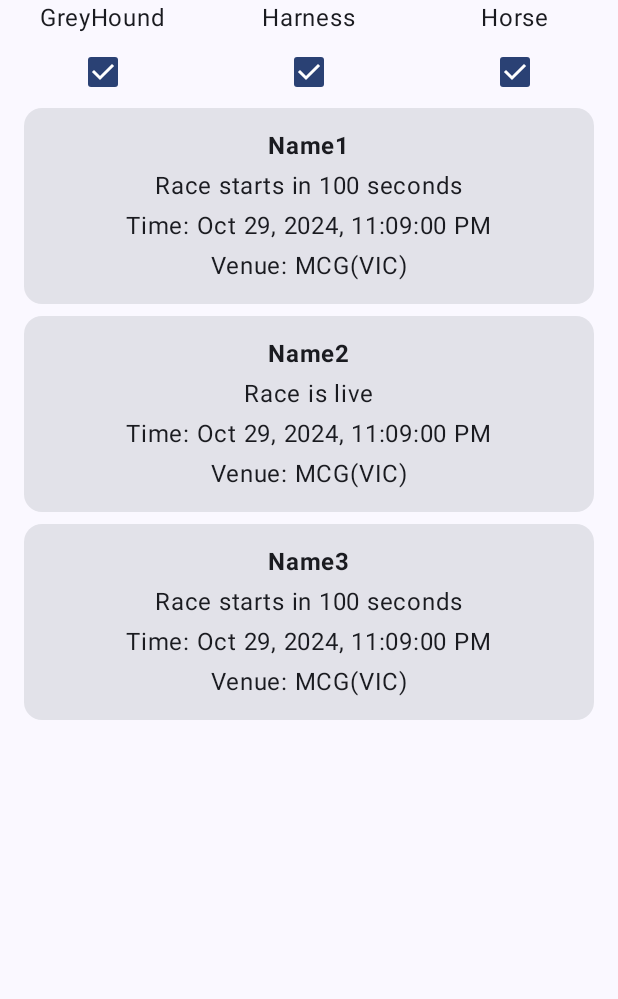
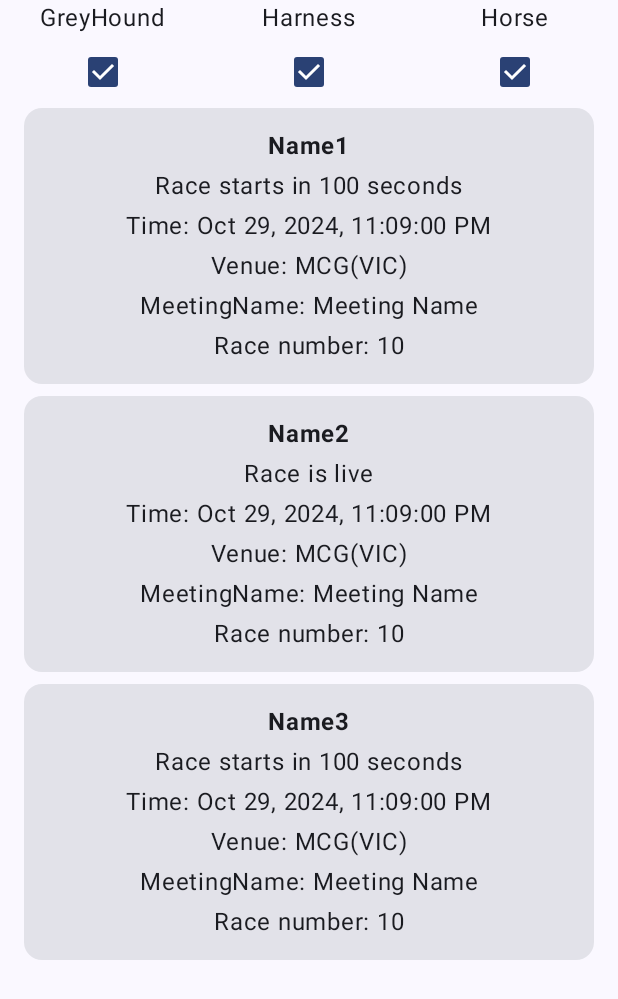
Before and after one commit to hassan5585/Entain, an Android app built with Jetpack Compose: the @Preview function SuccessStatePreview, on a phone screen of 412 x 824 dp. Shown: the top 999 px of the screen. Run offline under Robolectric (Android 15) with nearby library versions, the phone set to English and light mode, and no system bars; our stand-ins replace Dagger/Hilt's generated code.

Commit message:
Made some final touchups to the project (#1)

```diff
--- a/feature/race/ui/src/main/java/tech/mujtaba/entain/feature/race/ui/upcoming/RaceScreen.kt
+++ b/feature/race/ui/src/main/java/tech/mujtaba/entain/feature/race/ui/upcoming/RaceScreen.kt
@@ -141,6 +141,14 @@ private fun RaceSummaryCell(summary: RaceUiSummary) {
                 text = stringResource(id = R.string.card_start_venue, summary.venueName, summary.venueState),
                 style = MaterialTheme.typography.bodyLarge
             )
+            Text(
+                text = stringResource(id = R.string.card_meeting_name, summary.meetingName),
+                style = MaterialTheme.typography.bodyLarge
+            )
+            Text(
+                text = stringResource(id = R.string.card_race_number, summary.number),
+                style = MaterialTheme.typography.bodyLarge
+            )
         }
     }
 }
@@ -176,7 +184,11 @@ private fun ErrorStatePreview() {
 private fun SuccessStatePreview() {
     EntainTheme {
         Surface {
-            val summary = RaceUiSummary("id", "RaceName", "MCG", "VIC", "Oct 29, 2024, 11:09:00 PM", RaceCategory.HORSE, 100L, LocalDateTime.now())
+            val summary = RaceUiSummary(
+                "id", "RaceName", 10, "MCG", "VIC",
+                "Oct 29, 2024, 11:09:00 PM", RaceCategory.HORSE, 100L, LocalDateTime.now(),
+                "Meeting Name"
+            )
             SuccessState(
                 state = RaceViewmodel.State.Success(
                     listOf(
--- a/feature/race/ui/src/main/java/tech/mujtaba/entain/feature/race/ui/upcoming/RaceUiSummary.kt
+++ b/feature/race/ui/src/main/java/tech/mujtaba/entain/feature/race/ui/upcoming/RaceUiSummary.kt
@@ -6,10 +6,12 @@ import tech.mujtaba.entain.feature.race.domain.RaceCategory
 internal data class RaceUiSummary(
     val id: String,
     val name: String,
+    val number: Int,
     val venueName: String,
     val venueState: String,
     val startDateTime: String,
     val category: RaceCategory,
     val timeToStartInSeconds: Long,
-    val advertisedStart: LocalDateTime
+    val advertisedStart: LocalDateTime,
+    val meetingName: String
 )
--- a/feature/race/ui/src/main/java/tech/mujtaba/entain/feature/race/ui/upcoming/SummaryMapper.kt
+++ b/feature/race/ui/src/main/java/tech/mujtaba/entain/feature/race/ui/upcoming/SummaryMapper.kt
@@ -20,7 +20,9 @@ internal class SummaryMapper @Inject constructor(
                 startDateTime = formatter.format(advertisedStart),
                 category = category,
                 timeToStartInSeconds = dateTimeHelper.timeDifferenceInSeconds(advertisedStart),
-                advertisedStart = advertisedStart
+                advertisedStart = advertisedStart,
+                meetingName = meetingName,
+                number = number
             )
         }
     }
--- a/feature/race/ui/src/main/res/values/strings.xml
+++ b/feature/race/ui/src/main/res/values/strings.xml
@@ -7,5 +7,7 @@
     <string name="card_starts_in_past">Race is live</string>
     <string name="card_start_time">Time: %1$s</string>
     <string name="card_start_venue">Venue: %1$s(%2$s)</string>
+    <string name="card_meeting_name">MeetingName: %1$s</string>
+    <string name="card_race_number">Race number: %1$s</string>
     <string name="error_screen_title">Something went wrong. Please try again</string>
 </resources>
```
Also changed, not shown: 1 other file.
